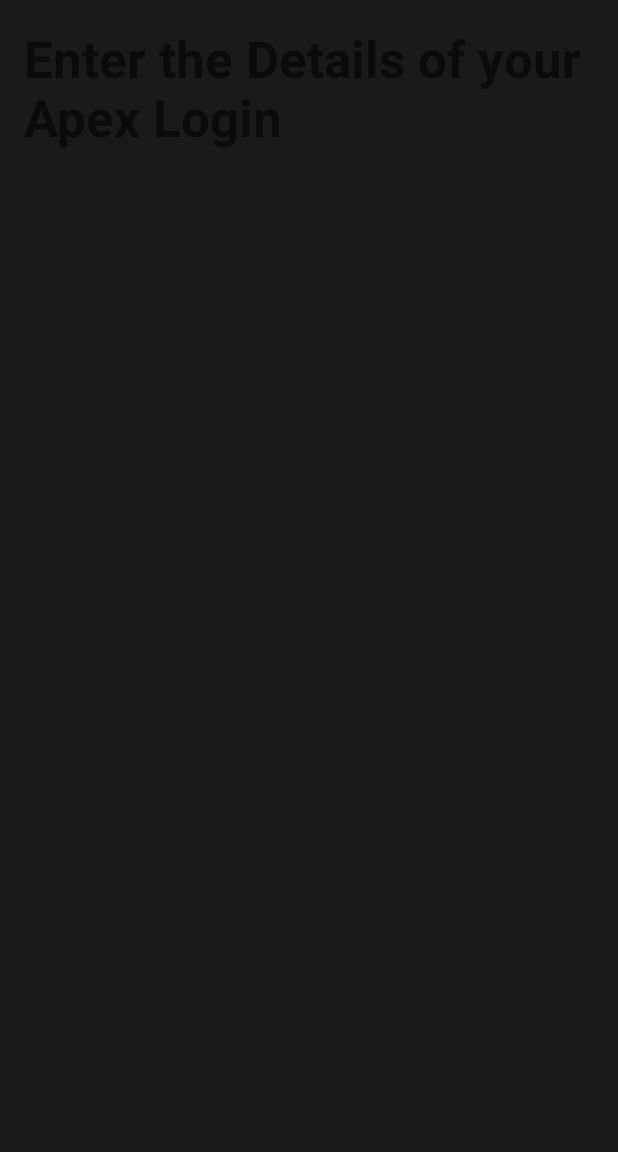
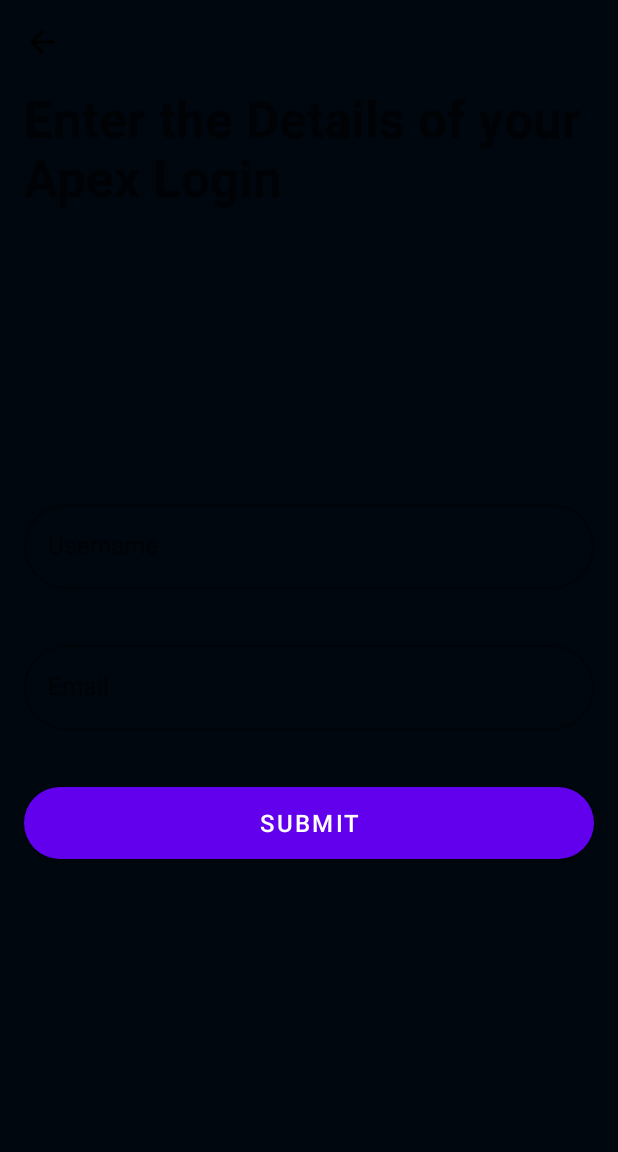
Before and after one commit to adisingh925/Reef, an Android app: the WidgetTypeSelectionScreen screen opened through its navigation route, after a tap on "ADD APEX WIDGETS", on a phone screen of 412 x 824 dp, the part 84-1236 px from its top. Run offline under Robolectric (Android 15) with nearby library versions, the phone set to English and light mode, and no system bars.

Commit message:
created the first 3 screens of the application

```diff
--- /dev/null
+++ b/app/src/main/res/drawable/back_arrow.xml
@@ -0,0 +1,5 @@
+<vector android:autoMirrored="true" android:height="24dp"
+    android:tint="#000000" android:viewportHeight="24"
+    android:viewportWidth="24" android:width="24dp" xmlns:android="http://schemas.android.com/apk/res/android">
+    <path android:fillColor="@android:color/white" android:pathData="M20,11H7.83l5.59,-5.59L12,4l-8,8 8,8 1.41,-1.41L7.83,13H20v-2z"/>
+</vector>
--- a/app/src/main/res/layout/fragment_login_screen.xml
+++ b/app/src/main/res/layout/fragment_login_screen.xml
@@ -7,16 +7,97 @@
     android:background="@color/darkBackgroundColor"
     tools:context=".fragments.LoginScreen">
 
+    <ImageView
+        android:layout_width="match_parent"
+        android:src="@drawable/background_image"
+        android:scaleType="centerCrop"
+        app:tint="#80000000"
+        android:layout_height="match_parent"/>
+
+    <ImageView
+        android:id="@+id/login_back_button"
+        android:layout_width="wrap_content"
+        app:layout_constraintStart_toStartOf="parent"
+        app:layout_constraintTop_toTopOf="parent"
+        android:src="@drawable/back_arrow"
+        android:background="?attr/selectableItemBackgroundBorderless"
+        android:clickable="true"
+        android:layout_margin="@dimen/medium_margin"
+        android:layout_height="wrap_content"/>
+
     <TextView
         android:id="@+id/login_page_heading"
         android:text="Enter the Details of your Apex Login"
         android:textSize="@dimen/medium_heading_font_size"
         android:layout_width="0dp"
         android:textStyle="bold"
-        app:layout_constraintTop_toTopOf="parent"
+        app:layout_constraintTop_toBottomOf="@id/login_back_button"
         app:layout_constraintLeft_toLeftOf="parent"
         app:layout_constraintRight_toRightOf="parent"
         android:layout_margin="@dimen/medium_margin"
         android:layout_height="wrap_content"/>
 
+    <com.google.android.material.textfield.TextInputLayout
+        app:layout_constraintTop_toBottomOf="@id/login_page_heading"
+        android:id="@+id/username_layout"
+        app:layout_constraintVertical_chainStyle="packed"
+        style="@style/Widget.MaterialComponents.TextInputLayout.OutlinedBox"
+        android:layout_width="0dp"
+        app:boxCornerRadiusTopStart="@dimen/default_button_radius"
+        app:boxCornerRadiusBottomStart="@dimen/default_button_radius"
+        app:boxCornerRadiusBottomEnd="@dimen/default_button_radius"
+        app:boxCornerRadiusTopEnd="@dimen/default_button_radius"
+        app:layout_constraintBottom_toTopOf="@id/email_layout"
+        app:layout_constraintRight_toRightOf="parent"
+        app:layout_constraintLeft_toLeftOf="parent"
+        android:layout_margin="@dimen/medium_margin"
+        android:layout_height="wrap_content">
+
+        <com.google.android.material.textfield.TextInputEditText
+            android:id="@+id/username_input_field"
+            android:layout_width="match_parent"
+            android:inputType="text"
+            android:layout_height="wrap_content"
+            android:hint="Username" />
+
+    </com.google.android.material.textfield.TextInputLayout>
+
+    <com.google.android.material.textfield.TextInputLayout
+        app:layout_constraintTop_toBottomOf="@id/username_layout"
+        android:id="@+id/email_layout"
+        style="@style/Widget.MaterialComponents.TextInputLayout.OutlinedBox"
+        android:layout_width="0dp"
+        app:boxCornerRadiusTopStart="@dimen/default_button_radius"
+        app:boxCornerRadiusBottomStart="@dimen/default_button_radius"
+        app:boxCornerRadiusBottomEnd="@dimen/default_button_radius"
+        app:boxCornerRadiusTopEnd="@dimen/default_button_radius"
+        app:layout_constraintBottom_toTopOf="@id/submit"
+        app:layout_constraintRight_toRightOf="parent"
+        app:layout_constraintLeft_toLeftOf="parent"
+        android:layout_margin="@dimen/medium_margin"
+        android:layout_height="wrap_content">
+
+        <com.google.android.material.textfield.TextInputEditText
+            android:id="@+id/email_input_field"
+            android:layout_width="match_parent"
+            android:inputType="textEmailAddress"
+            android:layout_height="wrap_content"
+            android:hint="Email" />
+
+    </com.google.android.material.textfield.TextInputLayout>
+
+    <com.google.android.material.button.MaterialButton
+        android:id="@+id/submit"
+        app:layout_constraintLeft_toLeftOf="parent"
+        app:layout_constraintRight_toRightOf="parent"
+        app:layout_constraintTop_toBottomOf="@id/email_layout"
+        app:layout_constraintVertical_chainStyle="packed"
+        android:text="Submit"
+        android:textSize="@dimen/default_button_text_size"
+        app:layout_constraintBottom_toBottomOf="parent"
+        app:cornerRadius="@dimen/default_button_radius"
+        android:layout_width="0dp"
+        android:layout_margin="@dimen/medium_margin"
+        android:layout_height="@dimen/default_button_height"/>
+
 </androidx.constraintlayout.widget.ConstraintLayout>
--- a/app/src/main/res/layout/fragment_welcome_screen.xml
+++ b/app/src/main/res/layout/fragment_welcome_screen.xml
@@ -6,6 +6,13 @@
     xmlns:app="http://schemas.android.com/apk/res-auto"
     android:background="@color/darkBackgroundColor"
     tools:context=".fragments.WelcomeScreen">
+
+    <ImageView
+        android:layout_width="match_parent"
+        android:src="@drawable/background_image"
+        android:scaleType="centerCrop"
+        app:tint="#80000000"
+        android:layout_height="match_parent"/>
 
     <com.google.android.material.card.MaterialCardView
         android:id="@+id/welcome_screen_card"
@@ -17,6 +24,12 @@
         android:layout_width="250dp"
         android:layout_height="250dp">
 
+        <androidx.appcompat.widget.AppCompatImageView
+            android:layout_width="wrap_content"
+            app:srcCompat="@drawable/welcome_page_image"
+            android:scaleType="centerCrop"
+            app:tint="#00FFFFFF"
+            android:layout_height="wrap_content"/>
 
     </com.google.android.material.card.MaterialCardView>
 
--- a/app/src/main/res/layout/fragment_widget_type_selection_screen.xml
+++ b/app/src/main/res/layout/fragment_widget_type_selection_screen.xml
@@ -7,9 +7,27 @@
     android:background="@color/darkBackgroundColor"
     tools:context=".fragments.WidgetTypeSelectionScreen">
 
+    <ImageView
+        android:layout_width="match_parent"
+        android:src="@drawable/background_image"
+        android:scaleType="centerCrop"
+        app:tint="#80000000"
+        android:layout_height="match_parent"/>
+
+    <ImageView
+        android:id="@+id/widget_selection_back_button"
+        android:layout_width="wrap_content"
+        app:layout_constraintStart_toStartOf="parent"
+        app:layout_constraintTop_toTopOf="parent"
+        android:src="@drawable/back_arrow"
+        android:background="?attr/selectableItemBackgroundBorderless"
+        android:clickable="true"
+        android:layout_margin="@dimen/medium_margin"
+        android:layout_height="wrap_content"/>
+
     <TextView
+        app:layout_constraintTop_toBottomOf="@id/widget_selection_back_button"
         android:id="@+id/widget_type_selection_page_heading"
-        app:layout_constraintTop_toTopOf="parent"
         app:layout_constraintLeft_toLeftOf="parent"
         app:layout_constraintRight_toRightOf="parent"
         android:layout_margin="@dimen/medium_margin"
--- a/app/src/main/res/values-night/themes.xml
+++ b/app/src/main/res/values-night/themes.xml
@@ -14,5 +14,6 @@
         <!-- Customize your theme here. -->
         <item name="appBackgroundColor">@color/darkBackgroundColor</item>
         <item name="android:navigationBarColor">@color/darkBackgroundColor</item>
+        <item name="android:tint">@color/white</item>
     </style>
 </resources>
--- a/app/src/main/res/values/colors.xml
+++ b/app/src/main/res/values/colors.xml
@@ -7,5 +7,5 @@
     <color name="teal_700">#FF018786</color>
     <color name="black">#FF000000</color>
     <color name="white">#FFFFFFFF</color>
-    <color name="darkBackgroundColor">#1a1a1a</color>
+    <color name="darkBackgroundColor">#000d1c</color>
 </resources>
```
Also changed, not shown: 2 other files.
